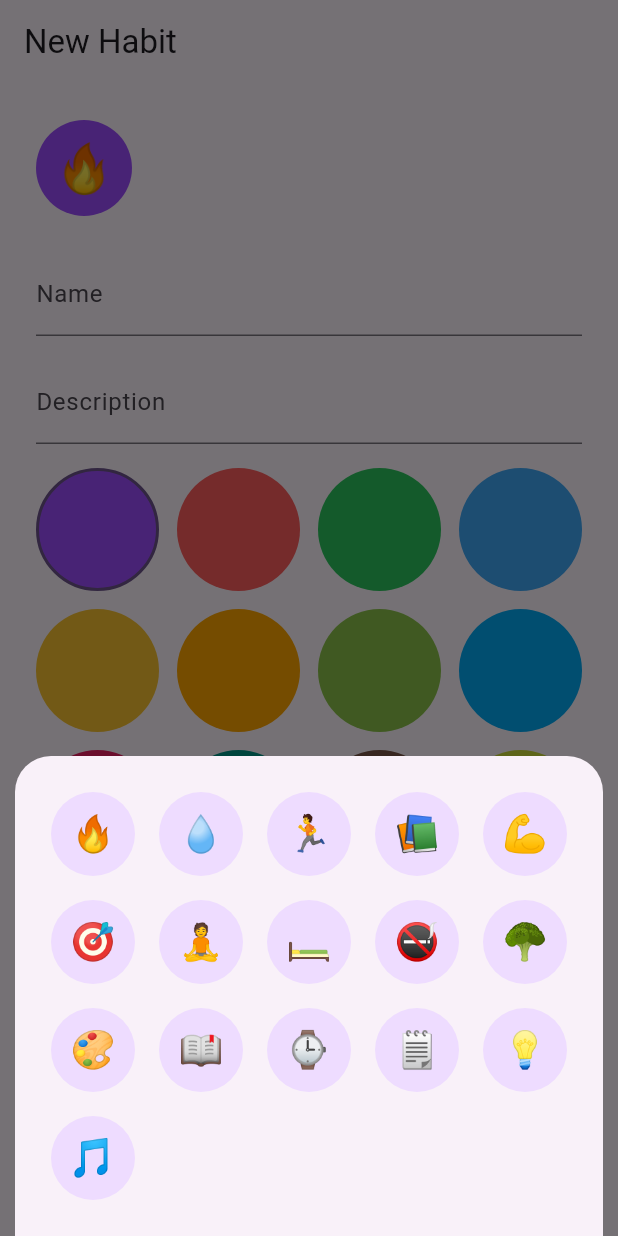
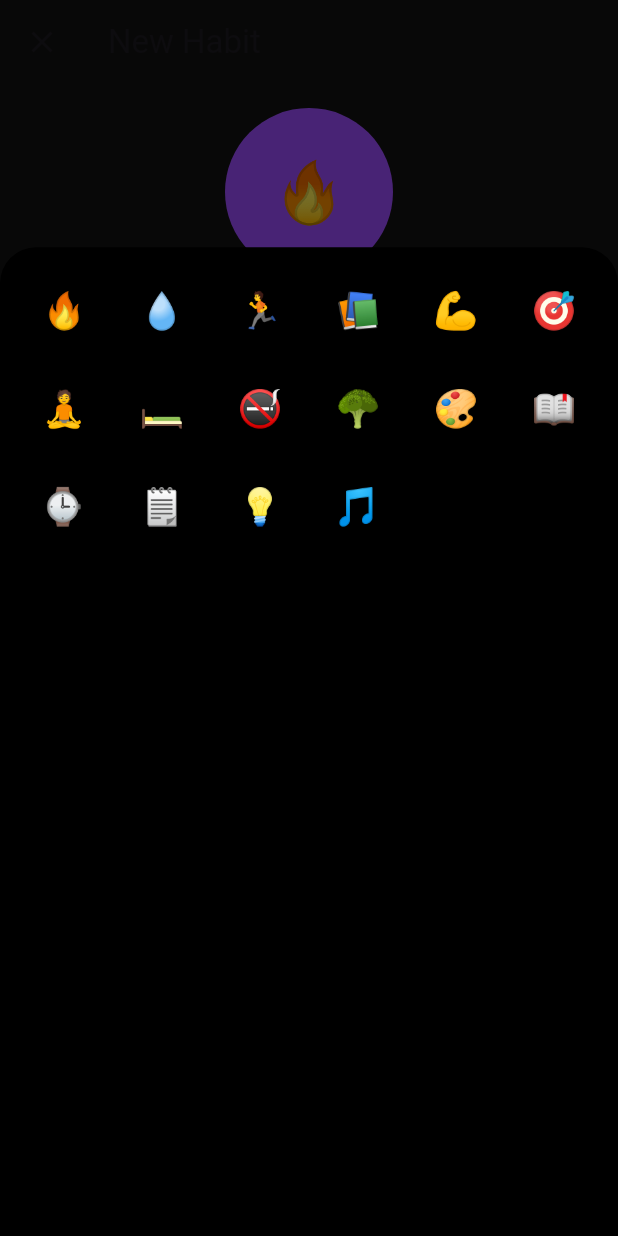
Before and after one commit to Jake1902/Habit_Hero_Clone, a Flutter app: the AddEditHabitScreen screen opened by its route, after a tap on an icon or button, on a phone screen of 412 x 824 dp. Run offline on Flutter 3.47's test engine with Material 3 defaults, Android fonts, the phone set to English and light mode, and no system bars; our stand-ins replace flutter_riverpod, go_router, google_fonts, shared_preferences, smooth_page_indicator; accounts and stored records are empty.

Commit message:
Implement home and add habit screens

```diff
--- /dev/null
+++ b/lib/core/widgets/primary_button.dart
@@ -0,0 +1,28 @@
+import 'package:flutter/material.dart';
+
+const kAccent = Color(0xFF9E4DFF);
+
+class PrimaryButton extends StatelessWidget {
+  final String label;
+  final VoidCallback? onPressed;
+  const PrimaryButton(this.label, {super.key, this.onPressed});
+
+  @override
+  Widget build(BuildContext context) {
+    return SizedBox(
+      width: double.infinity,
+      height: 56,
+      child: ElevatedButton(
+        onPressed: onPressed,
+        style: ElevatedButton.styleFrom(
+          backgroundColor: kAccent,
+          disabledBackgroundColor: kAccent.withOpacity(.4),
+          shape: RoundedRectangleBorder(
+            borderRadius: BorderRadius.circular(12),
+          ),
+        ),
+        child: Text(label, style: const TextStyle(color: Colors.white)),
+      ),
+    );
+  }
+}
--- a/lib/features/habits/add_edit_habit_screen.dart
+++ b/lib/features/habits/add_edit_habit_screen.dart
@@ -4,8 +4,13 @@ import 'package:go_router/go_router.dart';
 
 import '../../core/data/models/habit.dart';
 import '../../core/data/providers.dart';
-import 'widgets/color_picker_grid.dart';
-import 'widgets/icon_picker_sheet.dart';
+import '../habits/widgets/color_picker_grid.dart';
+import '../habits/widgets/icon_picker_sheet.dart';
+import '../../core/widgets/primary_button.dart';
+
+const kAccent = Color(0xFF9E4DFF);
+const kBg = Color(0xFF121212);
+const kCard = Color(0xFF1E1E1E);
 
 class AddEditHabitScreen extends ConsumerStatefulWidget {
   final String? habitId;
@@ -18,8 +23,11 @@ class AddEditHabitScreen extends ConsumerStatefulWidget {
 class _AddEditHabitScreenState extends ConsumerState<AddEditHabitScreen> {
   final _nameController = TextEditingController();
   final _descController = TextEditingController();
+  int _color = kAccent.value;
   String _icon = '🔥';
-  int _color = 0xFF9E4DFF;
+  int _target = 1;
+  int _mode = 0;
+
   bool get _isEditing => widget.habitId != null;
 
   @override
@@ -27,12 +35,13 @@ class _AddEditHabitScreenState extends ConsumerState<AddEditHabitScreen> {
     super.initState();
     if (_isEditing) {
       final repo = ref.read(habitRepoProvider);
-      repo.getHabits().then((habits) {
-        final h = habits.firstWhere((e) => e.id == widget.habitId);
+      repo.getHabits().then((list) {
+        final h = list.firstWhere((e) => e.id == widget.habitId);
         _nameController.text = h.name;
         _descController.text = h.description;
         _icon = h.icon;
         _color = h.colorValue;
+        _target = h.targetPerDay;
         setState(() {});
       });
     }
@@ -45,10 +54,24 @@ class _AddEditHabitScreenState extends ConsumerState<AddEditHabitScreen> {
     super.dispose();
   }
 
+  void _pickIcon() {
+    showModalBottomSheet(
+      context: context,
+      backgroundColor: Colors.transparent,
+      isScrollControlled: true,
+      builder: (_) => IconPickerSheet(
+        onSelected: (icon) {
+          setState(() => _icon = icon);
+          Navigator.pop(context);
+        },
+      ),
+    );
+  }
+
   Future<void> _save() async {
-    final repo = ref.read(habitRepoProvider);
     final name = _nameController.text.trim();
     final desc = _descController.text.trim();
+    final repo = ref.read(habitRepoProvider);
     if (_isEditing) {
       final habit = Habit(
         id: widget.habitId!,
@@ -56,6 +79,7 @@ class _AddEditHabitScreenState extends ConsumerState<AddEditHabitScreen> {
         description: desc,
         icon: _icon,
         colorValue: _color,
+        targetPerDay: _target,
       );
       await repo.updateHabit(habit);
     } else {
@@ -65,6 +89,7 @@ class _AddEditHabitScreenState extends ConsumerState<AddEditHabitScreen> {
         description: desc,
         icon: _icon,
         colorValue: _color,
+        targetPerDay: _target,
       );
       await repo.addHabit(habit);
     }
@@ -85,30 +110,22 @@ class _AddEditHabitScreenState extends ConsumerState<AddEditHabitScreen> {
     if (mounted) context.pop();
   }
 
-  void _pickIcon() {
-    showModalBottomSheet(
-      context: context,
-      shape: const RoundedRectangleBorder(
-        borderRadius: BorderRadius.vertical(top: Radius.circular(24)),
-      ),
-      builder: (_) => IconPickerSheet(
-        onSelected: (icon) {
-          setState(() => _icon = icon);
-          Navigator.pop(context);
-        },
-      ),
-    );
-  }
+  void _inc() => setState(() => _target++);
+  void _dec() => setState(() => _target = _target > 1 ? _target - 1 : 1);
 
   @override
   Widget build(BuildContext context) {
-    final theme = Theme.of(context);
     final valid = _nameController.text.trim().isNotEmpty;
     return Scaffold(
-      backgroundColor: Theme.of(context).colorScheme.background,
-      body: CustomScrollView(
-        slivers: [
+      backgroundColor: kBg,
+      body: NestedScrollView(
+        headerSliverBuilder: (context, _) => [
           SliverAppBar(
+            backgroundColor: kBg,
+            leading: IconButton(
+              icon: const Icon(Icons.close),
+              onPressed: () => context.pop(),
+            ),
             title: Text(_isEditing ? 'Edit Habit' : 'New Habit'),
             actions: [
               if (_isEditing)
@@ -121,67 +138,95 @@ class _AddEditHabitScreenState extends ConsumerState<AddEditHabitScreen> {
                 ),
             ],
           ),
-          SliverToBoxAdapter(
-            child: Padding(
-              padding: const EdgeInsets.all(24),
-              child: Column(
-                crossAxisAlignment: CrossAxisAlignment.start,
+        ],
+        body: ListView(
+          padding: const EdgeInsets.all(16),
           children: [
             GestureDetector(
               onTap: _pickIcon,
               child: CircleAvatar(
-                      radius: 32,
+                radius: 56,
                 backgroundColor: Color(_color),
-                      child: Text(_icon, style: const TextStyle(fontSize: 32)),
+                child: Text(_icon, style: const TextStyle(fontSize: 40)),
               ),
             ),
             const SizedBox(height: 24),
             TextField(
               controller: _nameController,
+              autofocus: true,
+              textCapitalization: TextCapitalization.sentences,
+              decoration: const InputDecoration(labelText: 'Name'),
               onChanged: (_) => setState(() {}),
-                    decoration: const InputDecoration(labelText: 'Name'),
             ),
             const SizedBox(height: 16),
             TextField(
               controller: _descController,
+              maxLines: 3,
               decoration: const InputDecoration(labelText: 'Description'),
             ),
             const SizedBox(height: 16),
             ColorPickerGrid(
-                    selected: _color,
+              selectedColor: _color,
               onChanged: (c) => setState(() => _color = c),
             ),
             const SizedBox(height: 16),
             ExpansionTile(
-                    title: const Text('Advanced options'),
-                    children: const [
-                      ListTile(title: Text('Target per day')),
-                      ListTile(title: Text('Reminder')),
+              title: const Text('Advanced Options'),
+              childrenPadding: const EdgeInsets.symmetric(horizontal: 16, vertical: 8),
+              children: [
+                ListTile(
+                  title: const Text('Streak Goal'),
+                  trailing: const Text('None'),
+                  onTap: () {},
+                ),
+                ListTile(
+                  title: const Text('Reminder'),
+                  trailing: const Text('None'),
+                  onTap: () {},
+                ),
+                ListTile(
+                  title: const Text('Categories'),
+                  trailing: const Text('None'),
+                  onTap: () {},
+                ),
+                const SizedBox(height: 8),
+                SegmentedButton<int>(
+                  segments: const [
+                    ButtonSegment(value: 0, label: Text('Step by step')),
+                    ButtonSegment(value: 1, label: Text('Custom value')),
+                  ],
+                  selected: {_mode},
+                  onSelectionChanged: (v) => setState(() => _mode = v.first),
+                ),
+                const SizedBox(height: 12),
+                Row(
+                  mainAxisAlignment: MainAxisAlignment.center,
+                  children: [
+                    IconButton(icon: const Icon(Icons.remove), onPressed: _dec),
+                    SizedBox(
+                      width: 48,
+                      child: TextFormField(
+                        textAlign: TextAlign.center,
+                        keyboardType: TextInputType.number,
+                        controller: TextEditingController(text: '$_target'),
+                        onChanged: (v) {
+                          final n = int.tryParse(v) ?? _target;
+                          setState(() => _target = n);
+                        },
+                      ),
+                    ),
+                    IconButton(icon: const Icon(Icons.add), onPressed: _inc),
+                  ],
+                ),
               ],
             ),
             const SizedBox(height: 80),
           ],
         ),
       ),
-          ),
-        ],
-      ),
       bottomNavigationBar: Padding(
         padding: const EdgeInsets.all(16),
-        child: SizedBox(
-          height: 56,
-          width: double.infinity,
-          child: ElevatedButton(
-            onPressed: valid ? _save : null,
-            style: ElevatedButton.styleFrom(
-              backgroundColor: Theme.of(context).colorScheme.primary,
-              shape: RoundedRectangleBorder(
-                borderRadius: BorderRadius.circular(12),
-              ),
-            ),
-            child: const Text('Save'),
-          ),
-        ),
+        child: PrimaryButton('Save', onPressed: valid ? _save : null),
       ),
     );
   }
--- a/lib/features/habits/widgets/color_picker_grid.dart
+++ b/lib/features/habits/widgets/color_picker_grid.dart
@@ -1,4 +1,6 @@
 import 'package:flutter/material.dart';
+
+const kAccent = Color(0xFF9E4DFF);
 
 const _colors = [
   0xFF9E4DFF,
@@ -20,40 +22,35 @@ const _colors = [
 ];
 
 class ColorPickerGrid extends StatelessWidget {
-  final int selected;
+  final int selectedColor;
   final ValueChanged<int> onChanged;
-  const ColorPickerGrid({super.key, required this.selected, required this.onChanged});
+  const ColorPickerGrid({super.key, required this.selectedColor, required this.onChanged});
 
   @override
   Widget build(BuildContext context) {
-    return GridView.builder(
+    return GridView.count(
+      crossAxisCount: 4,
+      shrinkWrap: true,
       physics: const NeverScrollableScrollPhysics(),
-      shrinkWrap: true,
-      gridDelegate: const SliverGridDelegateWithFixedCrossAxisCount(
-        crossAxisCount: 4,
-        mainAxisSpacing: 12,
-        crossAxisSpacing: 12,
-      ),
-      itemCount: _colors.length,
-      itemBuilder: (_, i) {
-        final color = _colors[i];
-        final isSelected = color == selected;
-        return GestureDetector(
-          onTap: () => onChanged(color),
-          child: Container(
-            decoration: BoxDecoration(
-              shape: BoxShape.circle,
-              color: Color(color),
-              border: isSelected
-                  ? Border.all(
-                      color: Theme.of(context).colorScheme.primary,
-                      width: 2,
-                    )
-                  : null,
+      mainAxisSpacing: 12,
+      crossAxisSpacing: 12,
+      children: [
+        for (final c in _colors)
+          InkWell(
+            onTap: () => onChanged(c),
+            child: Container(
+              width: 48,
+              height: 48,
+              decoration: BoxDecoration(
+                color: Color(c),
+                borderRadius: BorderRadius.circular(8),
+                border: selectedColor == c
+                    ? Border.all(color: kAccent, width: 2)
+                    : null,
+              ),
             ),
           ),
-        );
-      },
+      ],
     );
   }
 }
--- a/lib/features/habits/widgets/icon_picker_sheet.dart
+++ b/lib/features/habits/widgets/icon_picker_sheet.dart
@@ -5,29 +5,40 @@ class IconPickerSheet extends StatelessWidget {
   const IconPickerSheet({super.key, required this.onSelected});
 
   static const _icons = [
-    '🔥','💧','🏃','📚','💪','🎯','🧘','🛏️','🚭','🥦','🎨','📖','⌚','🗒️','💡','🎵'
+    '🔥', '💧', '🏃', '📚', '💪', '🎯', '🧘', '🛏️',
+    '🚭', '🥦', '🎨', '📖', '⌚', '🗒️', '💡', '🎵',
   ];
 
   @override
   Widget build(BuildContext context) {
-    return SafeArea(
-      child: Padding(
-        padding: const EdgeInsets.all(24),
-        child: Wrap(
-          spacing: 16,
-          runSpacing: 16,
+    return DraggableScrollableSheet(
+      expand: false,
+      initialChildSize: .8,
+      builder: (context, controller) {
+        return Container(
+          padding: const EdgeInsets.all(16),
+          decoration: const BoxDecoration(
+            color: Colors.black,
+            borderRadius: BorderRadius.vertical(top: Radius.circular(24)),
+          ),
+          child: GridView.count(
+            controller: controller,
+            crossAxisCount: 6,
+            childAspectRatio: 1,
+            crossAxisSpacing: 12,
+            mainAxisSpacing: 12,
             children: [
               for (final icon in _icons)
-              GestureDetector(
+                InkWell(
                   onTap: () => onSelected(icon),
-                child: CircleAvatar(
-                  radius: 28,
+                  child: Center(
                     child: Text(icon, style: const TextStyle(fontSize: 24)),
                   ),
                 ),
             ],
           ),
-      ),
+        );
+      },
     );
   }
 }
--- a/lib/routing/app_router.dart
+++ b/lib/routing/app_router.dart
@@ -27,7 +27,7 @@ class AppRouter {
         ),
         GoRoute(
           path: '/edit/:id',
-          builder: (_, state) => AddEditHabitScreen(habitId: state.pathParameters['id']!),
+          builder: (_, state) => AddEditHabitScreen(habitId: state.params['id']!),
         ),
       ],
     );
```
Also changed, not shown: lib/features/dashboard/empty_state_widget.dart (added, +27 -0 lines), lib/features/dashboard/home_screen.dart (+29 -62 lines). Lines whose indentation alone changed are shown as unchanged.
